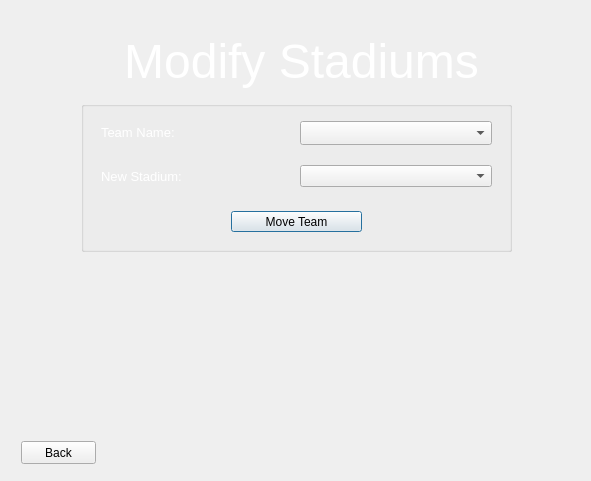
Before: the Qt Designer form adminwindow.ui in Jesus0342/CS1D-Project-2, drawn with Qt 5.
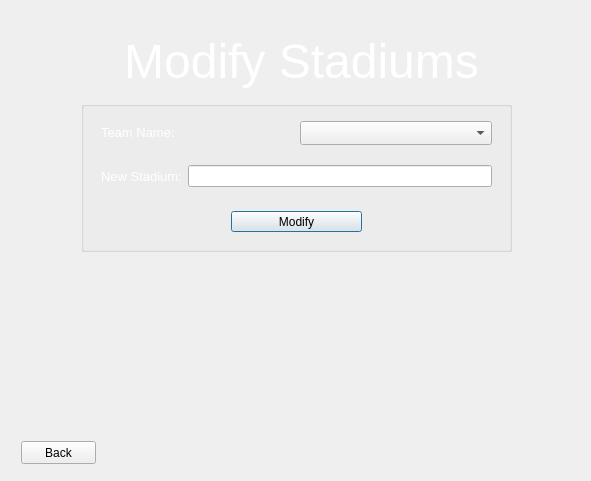
After: the same form once the commit is applied.

The edit to the form file:
```diff
--- a/adminwindow.ui
+++ b/adminwindow.ui
@@ -95,7 +95,7 @@
          </rect>
         </property>
         <property name="text">
-         <string>Move Team</string>
+         <string>Modify</string>
         </property>
        </widget>
        <widget class="QWidget" name="layoutWidget_7">
@@ -116,7 +116,7 @@
           </widget>
          </item>
          <item>
-          <widget class="QComboBox" name="comboBox_newStadium"/>
+          <widget class="QLineEdit" name="lineEdit_stadiumName"/>
          </item>
         </layout>
        </widget>
```
